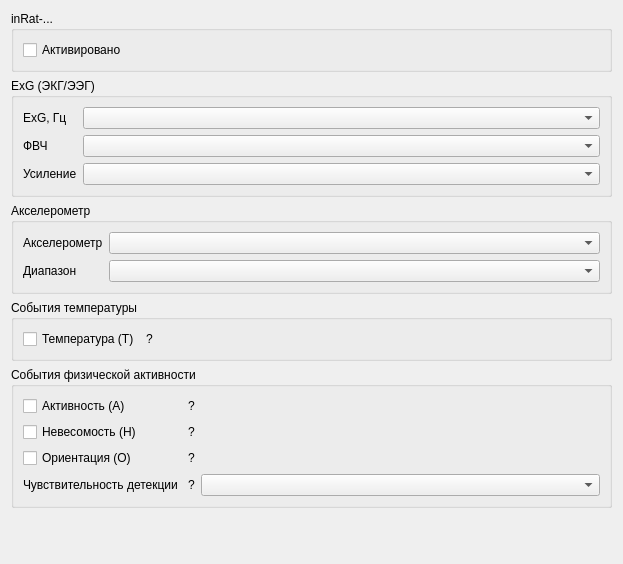
mcsltd/mcs-inRat-monitor, file device/res/frm_config_device.ui: the form before one commit.
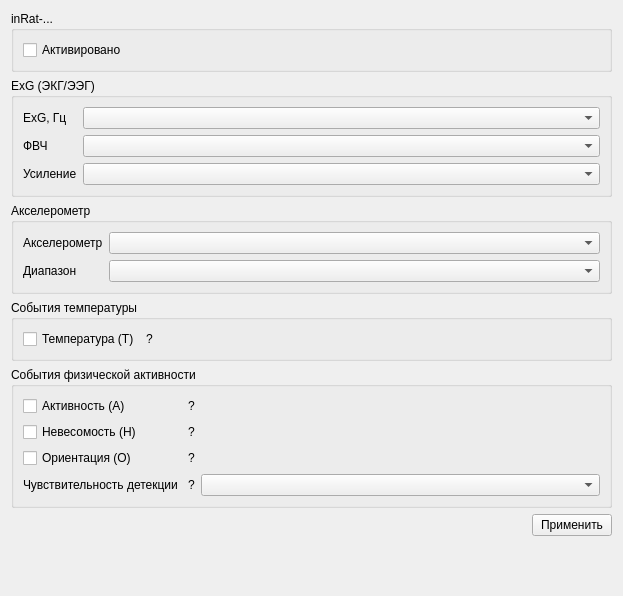
The form after the commit.

Commit message: feat: create device config

```diff
--- a/device/res/frm_config_device.ui
+++ b/device/res/frm_config_device.ui
@@ -7,7 +7,7 @@
     <x>0</x>
     <y>0</y>
     <width>623</width>
-    <height>564</height>
+    <height>596</height>
    </rect>
   </property>
   <property name="windowTitle">
@@ -237,6 +237,30 @@
        </layout>
       </widget>
      </item>
+     <item>
+      <layout class="QHBoxLayout" name="horizontalLayout">
+       <item>
+        <spacer name="horizontalSpacer_3">
+         <property name="orientation">
+          <enum>Qt::Orientation::Horizontal</enum>
+         </property>
+         <property name="sizeHint" stdset="0">
+          <size>
+           <width>40</width>
+           <height>20</height>
+          </size>
+         </property>
+        </spacer>
+       </item>
+       <item>
+        <widget class="QPushButton" name="pushButtonOk">
+         <property name="text">
+          <string>Применить</string>
+         </property>
+        </widget>
+       </item>
+      </layout>
+     </item>
      <item>
       <spacer name="verticalSpacer">
        <property name="orientation">
```
The commit also changes 5 other files.
